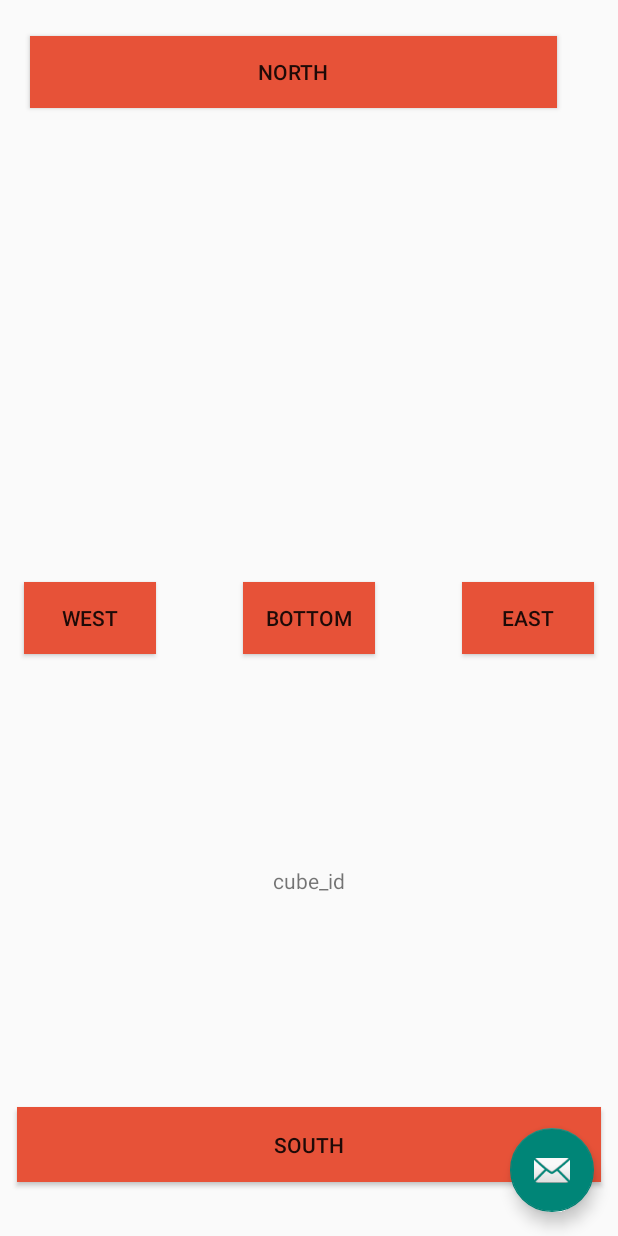
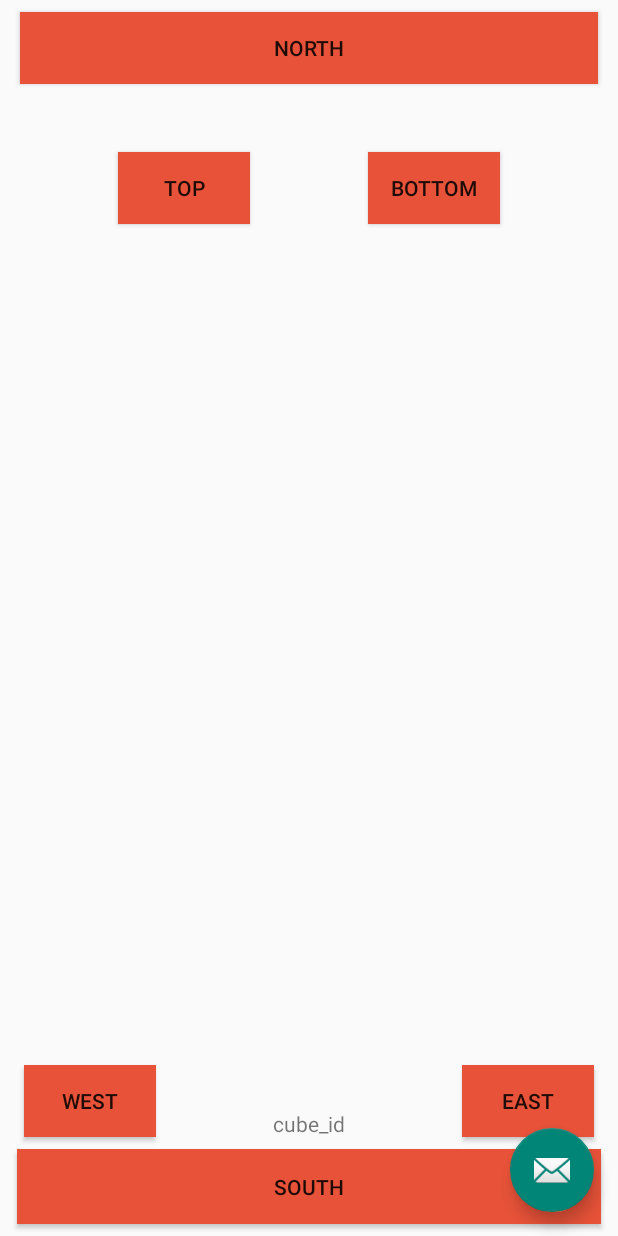
Before and after one commit to FITLab-Swansea/PickCells, an Android app: the SidesDebug screen opened directly, with no data from a screen before it, on a phone screen of 412 x 824 dp. Run offline under Robolectric (Android 15) with nearby library versions, the phone set to English and light mode, and no system bars; libraries missing offline, so code that uses them is left out: io.socket.client, io.socket.emitter; 2 statements that could not run were skipped.

Commit message:
android update

```diff
--- a/PickCellsAndroid19/app/src/main/java/com/example/alixgoguey/pickcellsandroid19/DeviceList.java
+++ b/PickCellsAndroid19/app/src/main/java/com/example/alixgoguey/pickcellsandroid19/DeviceList.java
@@ -9,6 +9,7 @@ import android.util.Log;
 import android.view.Menu;
 import android.view.MenuItem;
 import android.view.View;
+import android.view.WindowManager;
 import android.widget.AdapterView;
 import android.widget.ArrayAdapter;
 import android.widget.Button;
@@ -37,6 +38,8 @@ public class DeviceList extends Activity
     {
         super.onCreate(savedInstanceState);
         setContentView(R.layout.activity_device_list);
+
+        getWindow().addFlags(WindowManager.LayoutParams.FLAG_KEEP_SCREEN_ON);
 
         //Calling widgets
         btnPaired = (Button)findViewById(R.id.button);
--- a/PickCellsAndroid19/app/src/main/java/com/example/alixgoguey/pickcellsandroid19/MainActivity.java
+++ b/PickCellsAndroid19/app/src/main/java/com/example/alixgoguey/pickcellsandroid19/MainActivity.java
@@ -202,9 +202,10 @@ public class MainActivity extends Activity implements View.OnClickListener, View
 
         try {
 
-            socket = IO.socket("http://172.20.10.2:9000");
+            // socket = IO.socket("http://172.20.10.2:9000");
             // socket = IO.socket("http://192.168.43.74:9000");
             // socket = IO.socket("http://192.168.0.26:9000");
+            socket = IO.socket("http://192.168.1.100:9000");
 
         } catch (URISyntaxException e) {
             e.printStackTrace();
--- a/PickCellsAndroid19/app/src/main/java/com/example/alixgoguey/pickcellsandroid19/SidesDebug.java
+++ b/PickCellsAndroid19/app/src/main/java/com/example/alixgoguey/pickcellsandroid19/SidesDebug.java
@@ -8,16 +8,21 @@ import android.graphics.Color;
 import android.graphics.drawable.BitmapDrawable;
 import android.os.Bundle;
 import android.provider.Settings;
+import android.support.constraint.ConstraintLayout;
 import android.support.design.widget.FloatingActionButton;
 import android.support.design.widget.Snackbar;
 import android.support.v7.app.AppCompatActivity;
 import android.support.v7.widget.Toolbar;
 import android.telephony.TelephonyManager;
+import android.text.Layout;
 import android.util.Log;
 import android.view.MotionEvent;
 import android.view.View;
+import android.view.WindowManager;
 import android.widget.Button;
+import android.widget.RelativeLayout;
 import android.widget.TextView;
+import android.widget.Toast;
 
 import org.json.JSONException;
 import org.json.JSONObject;
@@ -31,16 +36,18 @@ import io.socket.client.Socket;
 import io.socket.emitter.Emitter;
 
 public class SidesDebug extends Activity implements View.OnClickListener{
-    Button btnNorth, btnSouth, btnEast, btnWest, btnBottom;
+    Button btnNorth, btnSouth, btnEast, btnWest, btnBottom, btnTop;
 
     Socket socket;
     String IMEI = null;
     byte obj_byt[];
     String obj_str;
 
-    boolean[] activeSides = new boolean[5];
+    boolean[] activeSides = new boolean[6];
 
     TextView cubeIDLable;
+
+    ConstraintLayout layout;
 
     @SuppressLint("MissingPermission")
     public String getDeviceIMEI() {
@@ -62,15 +69,19 @@ public class SidesDebug extends Activity implements View.OnClickListener{
         super.onCreate(savedInstanceState);
         setContentView(R.layout.activity_sides_debug);
         setButtons();
+        getWindow().addFlags(WindowManager.LayoutParams.FLAG_KEEP_SCREEN_ON);
 
         cubeIDLable = (TextView) findViewById(R.id.cube_id);
+
+        layout = (ConstraintLayout) findViewById(R.id.bug_layout);
 
         try {
 
 //            socket = IO.socket("http://172.20.10.2:9000");
-            socket = IO.socket("http://172.20.10.11:9000");
+//            socket = IO.socket("http://172.20.10.11:9000");
             // socket = IO.socket("http://192.168.43.74:9000");
             // socket = IO.socket("http://192.168.0.26:9000");
+            socket = IO.socket("http://192.168.1.100:9000");
 
         } catch (URISyntaxException e) {
             e.printStackTrace();
@@ -154,7 +165,7 @@ public class SidesDebug extends Activity implements View.OnClickListener{
                         }
 
                         BitmapDrawable ob = new BitmapDrawable(getResources(), bmp);
-                        // layout.setBackground(ob);
+                        layout.setBackground(ob);
                     }
                 });
             }
@@ -167,11 +178,20 @@ public class SidesDebug extends Activity implements View.OnClickListener{
                     public void run() {
 
                         cubeIDLable.setText("Disconnected...");
+                        endActivity();
+
                     }
                 });
             }
         });
         socket.connect();
+    }
+
+    private void endActivity(){
+
+        Toast toast = Toast.makeText(getApplicationContext(), "Disconnected...", Toast.LENGTH_SHORT);
+        toast.show();
+        finish();
     }
 
     private void setButtons() {
@@ -180,13 +200,14 @@ public class SidesDebug extends Activity implements View.OnClickListener{
         btnSouth = findViewById(R.id.btn_south);
         btnEast = findViewById(R.id.btn_east);
         btnWest = findViewById(R.id.btn_west);
+        btnTop = findViewById(R.id.btn_top);
 
         btnBottom.setOnClickListener(this);
         btnNorth.setOnClickListener(this);
         btnSouth.setOnClickListener(this);
         btnEast.setOnClickListener(this);
         btnWest.setOnClickListener(this);
-        btnBottom.setOnClickListener(this);
+        btnTop.setOnClickListener(this);
     }
 
     private String indexToChar(int index){
@@ -201,6 +222,8 @@ public class SidesDebug extends Activity implements View.OnClickListener{
                 return "West";
             case 4:
                 return "Bottom";
+            case 5:
+                return "Top";
         }
         return "";
     }
@@ -251,6 +274,9 @@ public class SidesDebug extends Activity implements View.OnClickListener{
             case (R.id.btn_bottom) :
                 changeSide(4, v);
                 break;
+            case (R.id.btn_top) :
+                changeSide(5, v);
+                break;
 
         }
 
--- a/PickCellsAndroid19/app/src/main/res/layout/content_sides_debug.xml
+++ b/PickCellsAndroid19/app/src/main/res/layout/content_sides_debug.xml
@@ -5,24 +5,28 @@
     android:layout_width="match_parent"
     android:layout_height="match_parent"
     app:layout_behavior="@string/appbar_scrolling_view_behavior"
-    tools:layout_editor_absoluteY="25dp">
+    tools:layout_editor_absoluteY="81dp"
+    android:id="@+id/bug_layout">
+
+
 
 
     <Button
         android:id="@+id/btn_north"
-        android:layout_width="351dp"
+        android:layout_width="0dp"
         android:layout_height="48dp"
         android:layout_alignParentBottom="true"
         android:layout_alignParentEnd="true"
         android:layout_alignParentLeft="true"
         android:layout_alignParentRight="true"
         android:layout_alignParentStart="true"
-        android:layout_marginTop="24dp"
+        android:layout_marginEnd="13dp"
+        android:layout_marginStart="13dp"
+        android:layout_marginTop="8dp"
         android:background="#e75238"
         android:text="north"
         app:layout_constraintEnd_toEndOf="parent"
-        app:layout_constraintHorizontal_bias="0.0"
-        app:layout_constraintStart_toEndOf="@+id/guideline"
+        app:layout_constraintStart_toStartOf="parent"
         app:layout_constraintTop_toTopOf="parent" />
 
 
@@ -35,32 +39,34 @@
         android:layout_alignParentLeft="true"
         android:layout_alignParentRight="true"
         android:layout_alignParentStart="true"
+        android:layout_marginBottom="8dp"
         android:layout_marginEnd="16dp"
         android:background="#e75238"
         android:text="east"
         android:transformPivotY="180dp"
-        app:layout_constraintBaseline_toBaselineOf="@+id/btn_bottom"
+        app:layout_constraintBottom_toTopOf="@+id/btn_south"
         app:layout_constraintEnd_toEndOf="parent" />
 
 
     <Button
         android:id="@+id/btn_south"
         android:layout_width="0dp"
-        android:layout_height="50dp"
+        android:layout_height="0dp"
         android:layout_alignParentBottom="true"
         android:layout_alignParentEnd="true"
         android:layout_alignParentLeft="true"
         android:layout_alignParentRight="true"
         android:layout_alignParentStart="true"
-        android:layout_marginBottom="36dp"
+        android:layout_marginBottom="8dp"
         android:layout_marginEnd="11dp"
         android:layout_marginStart="11dp"
+        android:layout_marginTop="8dp"
         android:background="#e75238"
         android:text="south"
         app:layout_constraintBottom_toBottomOf="parent"
         app:layout_constraintEnd_toEndOf="parent"
-        app:layout_constraintHorizontal_bias="0.0"
-        app:layout_constraintStart_toStartOf="parent" />
+        app:layout_constraintStart_toStartOf="parent"
+        app:layout_constraintTop_toBottomOf="@+id/btn_west" />
 
     <Button
         android:id="@+id/btn_west"
@@ -71,11 +77,12 @@
         android:layout_alignParentLeft="true"
         android:layout_alignParentRight="true"
         android:layout_alignParentStart="true"
+        android:layout_marginBottom="66dp"
         android:layout_marginStart="16dp"
         android:background="#e75238"
         android:text="west"
         android:transformPivotY="90dp"
-        app:layout_constraintBaseline_toBaselineOf="@+id/btn_bottom"
+        app:layout_constraintBottom_toBottomOf="parent"
         app:layout_constraintStart_toStartOf="parent" />
 
     <Button
@@ -83,24 +90,37 @@
         android:layout_width="wrap_content"
         android:layout_height="wrap_content"
         android:layout_alignParentStart="true"
+        android:layout_marginEnd="56dp"
+        android:layout_marginStart="56dp"
+        android:layout_marginTop="45dp"
         android:background="#e75238"
         android:text="bottom"
-        app:layout_constraintBottom_toBottomOf="parent"
-        app:layout_constraintEnd_toEndOf="parent"
-        app:layout_constraintStart_toStartOf="parent"
-        app:layout_constraintTop_toTopOf="parent" />
+        app:layout_constraintEnd_toEndOf="@+id/btn_east"
+        app:layout_constraintStart_toStartOf="@+id/cube_id"
+        app:layout_constraintTop_toBottomOf="@+id/btn_north" />
+
+    <Button
+        android:id="@+id/btn_top"
+        android:layout_width="wrap_content"
+        android:layout_height="wrap_content"
+        android:layout_alignParentStart="true"
+        android:layout_marginEnd="68dp"
+        android:layout_marginStart="68dp"
+        android:background="#e75238"
+        android:text="top"
+        app:layout_constraintBaseline_toBaselineOf="@+id/btn_bottom"
+        app:layout_constraintEnd_toStartOf="@+id/btn_bottom"
+        app:layout_constraintStart_toStartOf="@+id/guideline3" />
 
     <TextView
         android:id="@+id/cube_id"
         android:layout_width="wrap_content"
         android:layout_height="wrap_content"
-        android:layout_marginBottom="88dp"
-        android:layout_marginTop="87dp"
+        android:layout_marginBottom="7dp"
         android:text="cube_id"
         app:layout_constraintBottom_toTopOf="@+id/btn_south"
         app:layout_constraintEnd_toEndOf="parent"
-        app:layout_constraintStart_toStartOf="parent"
-        app:layout_constraintTop_toBottomOf="@+id/btn_bottom" />
+        app:layout_constraintStart_toStartOf="parent" />
 
     <android.support.constraint.Guideline
         android:id="@+id/guideline"
```
